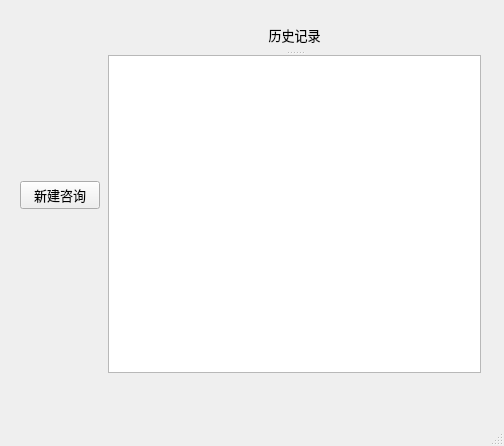
Before: the Qt Designer form Qt_ui/Home.ui in sltlala/PyQt5-demo, drawn with Qt 5.
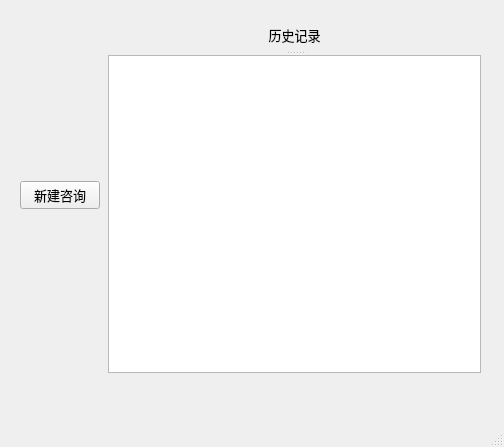
After: the same form once the commit is applied.

The edit to the form file:
```diff
--- a/Qt_ui/Home.ui
+++ b/Qt_ui/Home.ui
@@ -7,7 +7,7 @@
     <x>0</x>
     <y>0</y>
     <width>504</width>
-    <height>446</height>
+    <height>447</height>
    </rect>
   </property>
   <property name="font">
```
